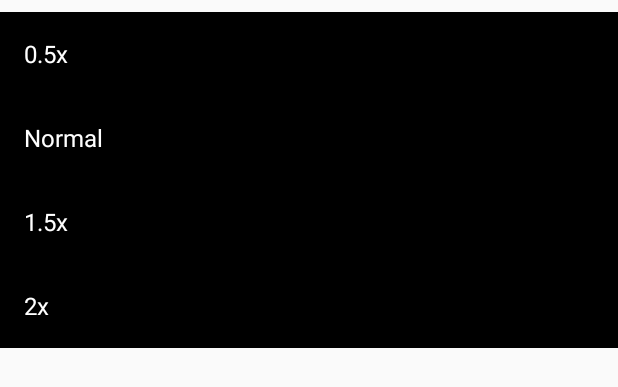
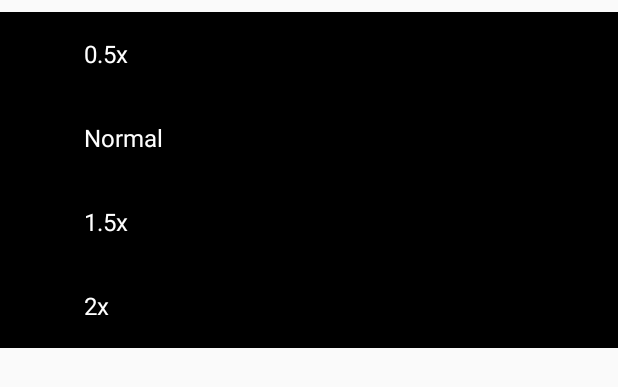
Before and after one commit to sschueller/peertube-android, an Android app: the layout bottom_sheet_video_options_fragment.xml on its own in the app's theme, with its tools: preview values and no code run, on a phone screen of 412 x 824 dp. Shown: the top 387 px of the screen. Run offline under Robolectric (Android 15) with nearby library versions, the phone set to English and light mode, and no system bars.

Commit message:
- Video speed UI improvements

```diff
--- a/app/src/main/java/net/schueller/peertube/fragment/VideoOptionsFragment.java
+++ b/app/src/main/java/net/schueller/peertube/fragment/VideoOptionsFragment.java
@@ -7,7 +7,7 @@ import android.view.ViewGroup;
 import android.widget.TextView;
 
 import com.google.android.material.bottomsheet.BottomSheetDialogFragment;
-
+import com.mikepenz.iconics.Iconics;
 import net.schueller.peertube.R;
 import net.schueller.peertube.service.VideoPlayerService;
 
@@ -16,6 +16,11 @@ import androidx.annotation.Nullable;
 public class VideoOptionsFragment extends BottomSheetDialogFragment {
 
     private static VideoPlayerService videoPlayerService;
+
+    private TextView speed05Icon;
+    private TextView speed10Icon;
+    private TextView speed15Icon;
+    private TextView speed20Icon;
 
     public static VideoOptionsFragment newInstance(VideoPlayerService mService) {
         videoPlayerService = mService;
@@ -31,21 +36,43 @@ public class VideoOptionsFragment extends BottomSheetDialogFragment {
         View view = inflater.inflate(R.layout.bottom_sheet_video_options_fragment, container,
                 false);
 
-        // get the views and attach the listener
+        // Icons
+        speed05Icon = view.findViewById(R.id.video_speed05_icon);
+        speed10Icon = view.findViewById(R.id.video_speed10_icon);
+        speed15Icon = view.findViewById(R.id.video_speed15_icon);
+        speed20Icon = view.findViewById(R.id.video_speed20_icon);
 
-        //Playback speed buttons
+        // Buttons
         TextView speed05 = view.findViewById(R.id.video_speed05);
         TextView speed10 = view.findViewById(R.id.video_speed10);
         TextView speed15 = view.findViewById(R.id.video_speed15);
         TextView speed20 = view.findViewById(R.id.video_speed20);
 
-        //Playback speed controls
-        speed05.setOnClickListener(v -> videoPlayerService.setPlayBackSpeed(0.5f));
-        speed10.setOnClickListener(v -> videoPlayerService.setPlayBackSpeed(1.0f));
-        speed15.setOnClickListener(v -> videoPlayerService.setPlayBackSpeed(1.5f));
-        speed20.setOnClickListener(v -> videoPlayerService.setPlayBackSpeed(2.0f));
+        // Default
+        setVideoSpeed(1.0f, speed10Icon);
+
+        // Attach the listener
+        speed05.setOnClickListener(v -> setVideoSpeed(0.5f, speed05Icon));
+        speed10.setOnClickListener(v -> setVideoSpeed(1.0f, speed10Icon));
+        speed15.setOnClickListener(v -> setVideoSpeed(1.5f, speed15Icon));
+        speed20.setOnClickListener(v -> setVideoSpeed(2.0f, speed20Icon));
 
         return view;
 
     }
+
+
+    private void setVideoSpeed(Float speed, TextView icon) {
+
+        speed05Icon.setText("");
+        speed10Icon.setText("");
+        speed15Icon.setText("");
+        speed20Icon.setText("");
+
+        videoPlayerService.setPlayBackSpeed(speed);
+
+        icon.setText(R.string.video_speed_active_icon);
+        new Iconics.IconicsBuilder().ctx(getContext()).on(icon).build();
+    }
+
 }
--- a/app/src/main/res/layout/bottom_sheet_video_options_fragment.xml
+++ b/app/src/main/res/layout/bottom_sheet_video_options_fragment.xml
@@ -6,60 +6,122 @@
     android:background="@color/videoBackgroundColor"
     android:orientation="vertical">
 
+    <LinearLayout
+        android:layout_width="match_parent"
+        android:layout_height="wrap_content"
+        android:orientation="horizontal">
+
+        <TextView
+            android:id="@+id/video_speed05_icon"
+            android:layout_width="32dp"
+            android:layout_height="56dp"
+            android:layout_marginStart="16dp"
+            android:gravity="center|start"
+            android:textAllCaps="false"
+            android:textColor="#ffffff"
+            android:textSize="12sp" />
+
         <TextView
             android:id="@+id/video_speed05"
-        android:layout_width="wrap_content"
+            android:layout_width="match_parent"
+            android:layout_height="56dp"
+            android:layout_marginStart="8dp"
+            android:layout_marginEnd="16dp"
+            android:gravity="center|start"
+            android:text="@string/video_speed_05"
+            android:textAllCaps="false"
+            android:textColor="#ffffff"
+            android:textSize="16sp" />
+
+    </LinearLayout>
+
+    <LinearLayout
+        android:layout_width="match_parent"
+        android:layout_height="wrap_content"
+        android:orientation="horizontal">
+
+        <TextView
+            android:id="@+id/video_speed10_icon"
+            android:layout_width="32dp"
             android:layout_height="56dp"
             android:layout_marginStart="16dp"
-        android:layout_marginEnd="16dp"
-        android:gravity="center"
+            android:gravity="center|start"
+            android:textAllCaps="false"
             android:textColor="#ffffff"
-        android:textSize="16sp"
-
-        android:text="@string/video_speed_05"
-        android:textAllCaps="false"
-        />
+            android:textSize="12sp" />
 
         <TextView
             android:id="@+id/video_speed10"
 
-        android:layout_width="wrap_content"
+            android:layout_width="match_parent"
+            android:layout_height="56dp"
+            android:layout_marginStart="8dp"
+            android:layout_marginEnd="16dp"
+            android:gravity="center|start"
+            android:text="@string/video_speed_10"
+            android:textAllCaps="false"
+
+            android:textColor="#ffffff"
+            android:textSize="16sp" />
+    </LinearLayout>
+
+
+    <LinearLayout
+        android:layout_width="match_parent"
+        android:layout_height="wrap_content"
+        android:orientation="horizontal">
+
+        <TextView
+            android:id="@+id/video_speed15_icon"
+            android:layout_width="32dp"
             android:layout_height="56dp"
             android:layout_marginStart="16dp"
-        android:layout_marginEnd="16dp"
-        android:gravity="center"
+            android:gravity="center|start"
+            android:textAllCaps="false"
             android:textColor="#ffffff"
-        android:textSize="16sp"
-
-        android:textAllCaps="false"
-        android:text="@string/video_speed_10"
-        />
+            android:textSize="12sp" />
 
         <TextView
             android:id="@+id/video_speed15"
-        android:layout_width="wrap_content"
+            android:layout_width="match_parent"
+            android:layout_height="56dp"
+            android:layout_marginStart="8dp"
+            android:layout_marginEnd="16dp"
+            android:gravity="center|start"
+            android:text="@string/video_speed_15"
+            android:textAllCaps="false"
+
+            android:textColor="#ffffff"
+            android:textSize="16sp" />
+    </LinearLayout>
+
+    <LinearLayout
+        android:layout_width="match_parent"
+        android:layout_height="wrap_content"
+        android:orientation="horizontal">
+
+        <TextView
+            android:id="@+id/video_speed20_icon"
+            android:layout_width="32dp"
             android:layout_height="56dp"
             android:layout_marginStart="16dp"
-        android:layout_marginEnd="16dp"
-        android:gravity="center"
+            android:gravity="center|start"
+            android:textAllCaps="false"
             android:textColor="#ffffff"
-        android:textSize="16sp"
-
-        android:text="@string/video_speed_15"
-        android:textAllCaps="false" />
+            android:textSize="12sp" />
 
         <TextView
             android:id="@+id/video_speed20"
-        android:layout_width="wrap_content"
+            android:layout_width="match_parent"
             android:layout_height="56dp"
-        android:layout_marginStart="16dp"
+            android:layout_marginStart="8dp"
             android:layout_marginEnd="16dp"
-        android:gravity="center"
+            android:gravity="center|start"
+            android:text="@string/video_speed_20"
+            android:textAllCaps="false"
+
             android:textColor="#ffffff"
-        android:textSize="16sp"
-
-        android:text="@string/video_speed_20"
-        android:textAllCaps="false" />
-
+            android:textSize="16sp" />
 
     </LinearLayout>
+</LinearLayout>
--- a/app/src/main/res/values/strings.xml
+++ b/app/src/main/res/values/strings.xml
@@ -89,4 +89,7 @@
     <string name="video_speed_15">1.5x</string>
     <string name="video_speed_20">2x</string>
 
+
+    <string name="video_speed_active_icon">{faw-check}</string>
+
 </resources>
```
Lines whose indentation alone changed are shown as unchanged.
